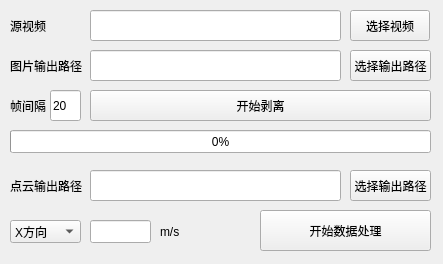
lnwin/Video2Pictures, file mainwindow.ui: the form before one commit.
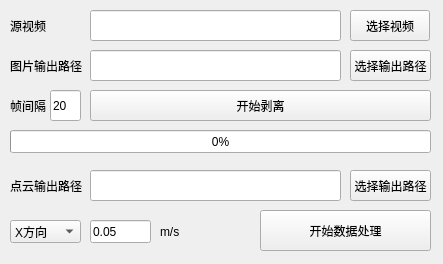
The form after the commit.

Patch:
```diff
--- a/mainwindow.ui
+++ b/mainwindow.ui
@@ -196,6 +196,9 @@
       <height>23</height>
      </rect>
     </property>
+    <property name="text">
+     <string>0.05</string>
+    </property>
    </widget>
    <widget class="QLabel" name="label_5">
     <property name="geometry">
```
Left out of the diff: 3 changed lines with no effect on the pictures.
